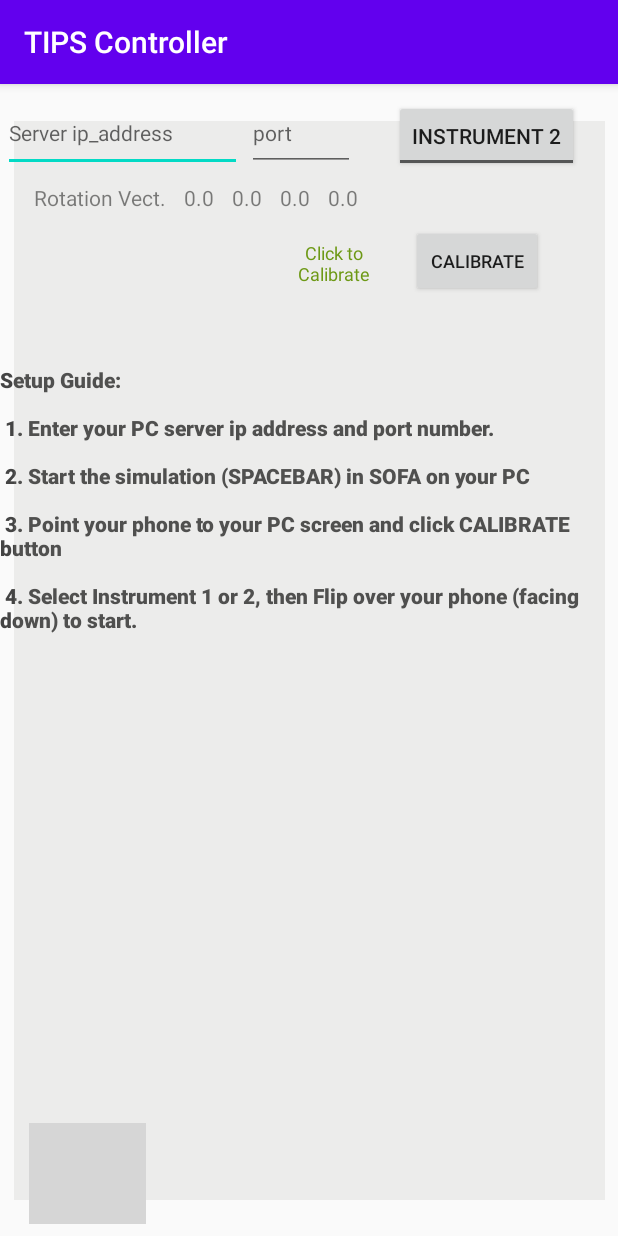
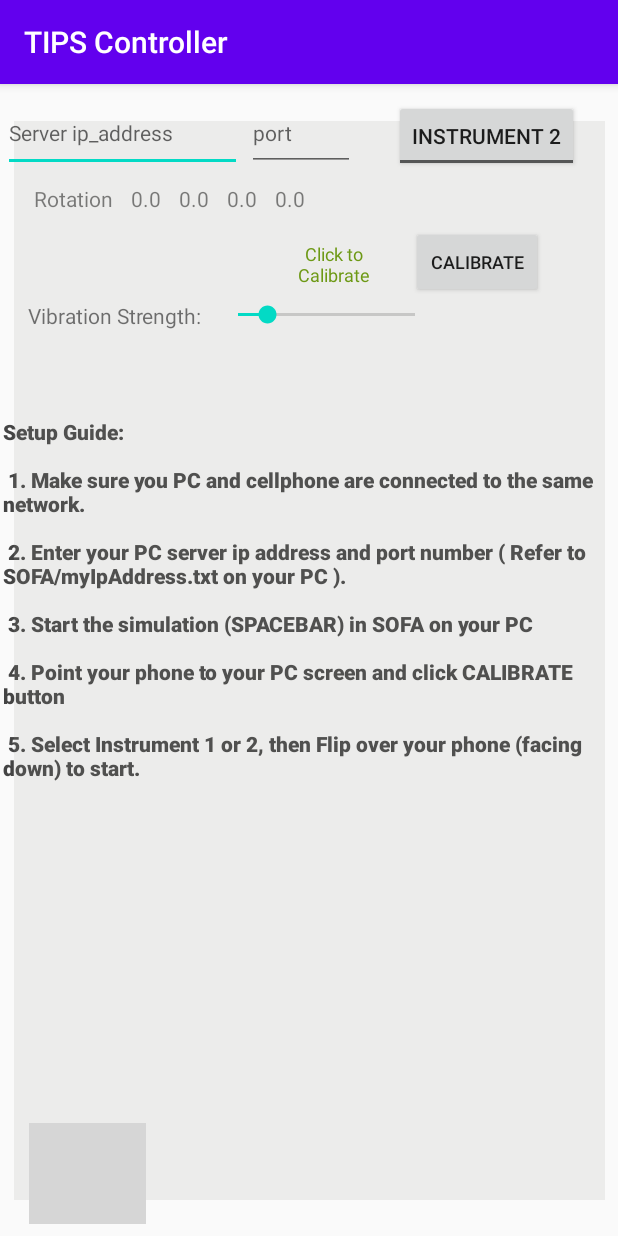
Before and after one commit to ruiliang-gao/TIPSlite-Remote-Controller-android, an Android app: the screen it shows after launch (MainActivity), on a phone screen of 412 x 824 dp. Run offline under Robolectric (Android 15) with nearby library versions, the phone set to English and light mode, and no system bars; grey boxes are pictures that could not be loaded.

Commit message:
Add a slider to customize the vibration strength. Improve the layout and set-up instructions.

```diff
--- a/app/src/main/java/com/surflab/tipscontroller/MainActivity.java
+++ b/app/src/main/java/com/surflab/tipscontroller/MainActivity.java
@@ -33,6 +33,7 @@ import android.view.View;
 import android.view.View.OnTouchListener;
 import android.widget.Button;
 import android.widget.EditText;
+import android.widget.SeekBar;
 import android.widget.TextView;
 import android.widget.Toast;
 import android.widget.ToggleButton;
@@ -52,6 +53,8 @@ public class MainActivity extends AppCompatActivity {
     private SensorManager mSensorManager;
     private TIPSSensor mTIPSSensor;
     private String mSensordata;
+    private SeekBar mVibrationBar;
+    private int mVibrationStrength = 20;
     StringBuilder mStrBuilder = new StringBuilder(256);
     String TAG = "TIPSSensor_tag";
 
@@ -212,7 +215,7 @@ public class MainActivity extends AppCompatActivity {
                     //int strength = Integer.parseInt(quote.substring(7));
                     //Log.d("TIPS_Controller ", " Vibrator starts with strength"+strength);
                     if (Build.VERSION.SDK_INT >= Build.VERSION_CODES.O) {
-                        mSysVibrator.vibrate(VibrationEffect.createOneShot(300, 10/*VibrationEffect.DEFAULT_AMPLITUDE*/));
+                        mSysVibrator.vibrate(VibrationEffect.createOneShot(300, mVibrationStrength/*VibrationEffect.DEFAULT_AMPLITUDE*/));
                     } else { //deprecated in API 26
                         mSysVibrator.vibrate(300);
                     }
@@ -310,6 +313,7 @@ public class MainActivity extends AppCompatActivity {
         //mStreamStatus.setText(getString(R.string.calibrate_status_done));
         mInstructionText.setTextColor(Color.LTGRAY);
         mCalibrateButton.setEnabled(false);
+        mVibrationBar.setEnabled(false);
         return true;
     }
 
@@ -320,6 +324,7 @@ public class MainActivity extends AppCompatActivity {
         mPort.setEnabled(true);
         mToggleDevice.setEnabled(true);
         mCalibrateButton.setEnabled(true);
+        mVibrationBar.setEnabled(true);
         mInstructionText.setTextColor(Color.DKGRAY);
         if (mSocket != null)
             mSocket.close();
@@ -381,21 +386,34 @@ public class MainActivity extends AppCompatActivity {
         mIP_Address.bringToFront();
         mPort.bringToFront();
 
-        /// retrieve from mPrefs
-        mPrefs = getSharedPreferences("serverInfo", Context.MODE_PRIVATE);
-        String ip = mPrefs.getString("ip","");
-        String port = mPrefs.getString("port","");
-        if(! ip.isEmpty()) mIP_Address.setText(ip);
-        if(! port.isEmpty())  mPort.setText(port);
-
         mStreamStatus = findViewById(R.id.textViewStreamState);
         mStreamStatus.setText(R.string.calibrate_status_init);
         mInstructionText = findViewById(R.id.textInstruction);
         mInstructionText.setTextColor(Color.DKGRAY);
         mStartButton = findViewById(R.id.start_button);
+        mVibrationBar = findViewById(R.id.seekBarVibration);
+        mVibrationBar.bringToFront();
+        mVibrationBar.setOnSeekBarChangeListener(new SeekBar.OnSeekBarChangeListener() {
+            @Override
+            public void onProgressChanged(SeekBar seekBar, int progress, boolean fromUser) {
+                mVibrationStrength = progress;
+                mPrefs = getSharedPreferences("AppInfo", Context.MODE_PRIVATE);
+                SharedPreferences.Editor editor = mPrefs.edit();
+                editor.putInt("vibration_str", progress);
+                editor.apply();
+                Log.d(TAG, "onProgressChanged: "+mVibrationStrength);
+            }
+
+            @Override
+            public void onStartTrackingTouch(SeekBar seekBar) {
+            }
+
+            @Override
+            public void onStopTrackingTouch(SeekBar seekBar) {
+            }
+        });
 
         mStartButton.setVisibility(View.GONE);/// set invisible since we are using gesture based
-        //mStreamStatus.setVisibility(View.GONE);
 
         mStartButton.setOnClickListener(new View.OnClickListener() {
             @Override
@@ -408,7 +426,7 @@ public class MainActivity extends AppCompatActivity {
                         mStartButton.setText(R.string.button_stop);
                     }
                     /// store the ipAddr and port# to sharedPref
-                    mPrefs = getSharedPreferences("serverInfo", Context.MODE_PRIVATE);
+                    mPrefs = getSharedPreferences("AppInfo", Context.MODE_PRIVATE);
                     SharedPreferences.Editor editor = mPrefs.edit();
                     editor.putString("ip", mIP_Address.getText().toString());
                     editor.putString("port", mPort.getText().toString());
@@ -450,6 +468,15 @@ public class MainActivity extends AppCompatActivity {
 
         mTouchView = (TIPSTouchView) findViewById(R.id.touch_view);
         mSysVibrator = (Vibrator) getSystemService(Context.VIBRATOR_SERVICE);
+
+        /// retrieve the saved INFO from mPrefs
+        mPrefs = getSharedPreferences("AppInfo", Context.MODE_PRIVATE);
+        String ip = mPrefs.getString("ip","");
+        String port = mPrefs.getString("port","");
+        mVibrationStrength = mPrefs.getInt("vibration_str", 20);
+        mVibrationBar.setProgress(mVibrationStrength);
+        if(! ip.isEmpty()) mIP_Address.setText(ip);
+        if(! port.isEmpty())  mPort.setText(port);
 
     }
 
--- a/app/src/main/res/layout/activity_main.xml
+++ b/app/src/main/res/layout/activity_main.xml
@@ -45,6 +45,10 @@
         android:id="@+id/textInstruction"
         android:layout_width="wrap_content"
         android:layout_height="wrap_content"
+        android:layout_marginLeft="2dp"
+        android:layout_marginTop="1dp"
+        android:layout_marginRight="2dp"
+        android:layout_marginBottom="1dp"
         android:fontFamily="sans-serif-black"
         android:text="@string/instruction1"
         app:layout_constraintBottom_toBottomOf="parent"
@@ -52,7 +56,7 @@
         app:layout_constraintHorizontal_bias="0.0"
         app:layout_constraintStart_toStartOf="parent"
         app:layout_constraintTop_toBottomOf="@+id/editTextTextPortNum"
-        app:layout_constraintVertical_bias="0.244" />
+        app:layout_constraintVertical_bias="0.35" />
 
     <EditText
         android:id="@+id/editTextTextIPAddress"
@@ -173,6 +177,7 @@
         android:background="#25979793"
         app:layout_constraintBottom_toBottomOf="parent"
         app:layout_constraintEnd_toEndOf="parent"
+        app:layout_constraintHorizontal_bias="0.5"
         app:layout_constraintStart_toStartOf="parent"
         app:layout_constraintTop_toTopOf="parent" />
 
@@ -201,4 +206,31 @@
         app:layout_constraintTop_toBottomOf="@+id/tableRow"
         app:layout_constraintVertical_bias="0.001" />
 
+    <TextView
+        android:id="@+id/textVibration"
+        android:layout_width="wrap_content"
+        android:layout_height="wrap_content"
+        android:text="@string/vibration_str"
+        app:layout_constraintBottom_toTopOf="@+id/textInstruction"
+        app:layout_constraintEnd_toEndOf="parent"
+        app:layout_constraintHorizontal_bias="0.063"
+        app:layout_constraintStart_toStartOf="parent"
+        app:layout_constraintTop_toBottomOf="@+id/calibrate_button"
+        app:layout_constraintVertical_bias="0.031" />
+
+    <SeekBar
+        android:id="@+id/seekBarVibration"
+        android:layout_width="150dp"
+        android:layout_height="20dp"
+        android:layout_marginStart="6dp"
+        android:layout_marginLeft="6dp"
+        android:max="120"
+        android:progress="20"
+        app:layout_constraintBottom_toBottomOf="@+id/textVibration"
+        app:layout_constraintEnd_toEndOf="parent"
+        app:layout_constraintHorizontal_bias="0.016"
+        app:layout_constraintStart_toEndOf="@+id/textVibration"
+        app:layout_constraintTop_toBottomOf="@+id/calibrate_button"
+        app:layout_constraintVertical_bias="1.0" />
+
 </androidx.constraintlayout.widget.ConstraintLayout>
--- a/app/src/main/res/values/strings.xml
+++ b/app/src/main/res/values/strings.xml
@@ -2,12 +2,13 @@
     <string name="app_name">TIPS Controller</string>
     <string name="app_version">v1.0</string>
     <string name="welcome_msg">Welcome to TIPS Controller</string>
-    <string name="rotation_vec">Rotation Vect.</string>
+    <string name="rotation_vec">Rotation</string>
     <string name="surflab_logo">SurfLab Logo</string>
-    <string name="instruction1">Setup Guide:\n \n 1. Enter your PC server ip address and port number.\n \n
-        2. Start the simulation (SPACEBAR) in SOFA on your PC \n \n
-        3. Point your phone to your PC screen and click CALIBRATE button \n \n
-        4. Select Instrument 1 or 2, then Flip over your phone (facing down) to start.
+    <string name="instruction1">Setup Guide:\n \n 1. Make sure you PC and cellphone are connected to the same network. \n \n
+        2. Enter your PC server ip address and port number ( Refer to SOFA/myIpAddress.txt on your PC ).\n \n
+        3. Start the simulation (SPACEBAR) in SOFA on your PC \n \n
+        4. Point your phone to your PC screen and click CALIBRATE button \n \n
+        5. Select Instrument 1 or 2, then Flip over your phone (facing down) to start.
         </string>
     <string name="instruction2">HowtoCalibrate</string>
     <string name="instruction3">HowToUseTheController</string>
@@ -17,6 +18,7 @@
     <string name="button_stop">STOP</string>
     <string name="instrument_1">INSTRUMENT 1</string>
     <string name="instrument_2">INSTRUMENT 2</string>
+    <string name="vibration_str">Vibration Strength: </string>
     <string-array name="spinner_array">
         <item >Fastest</item>
         <item >Fast</item>
```
